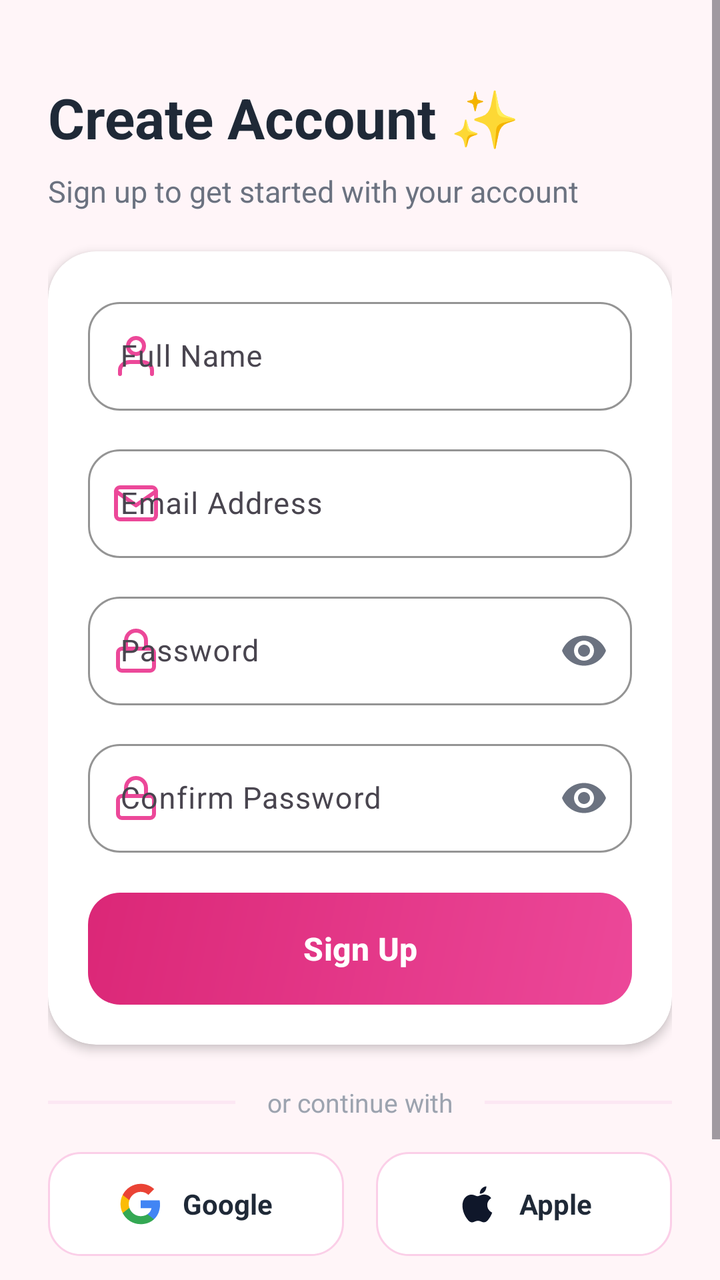
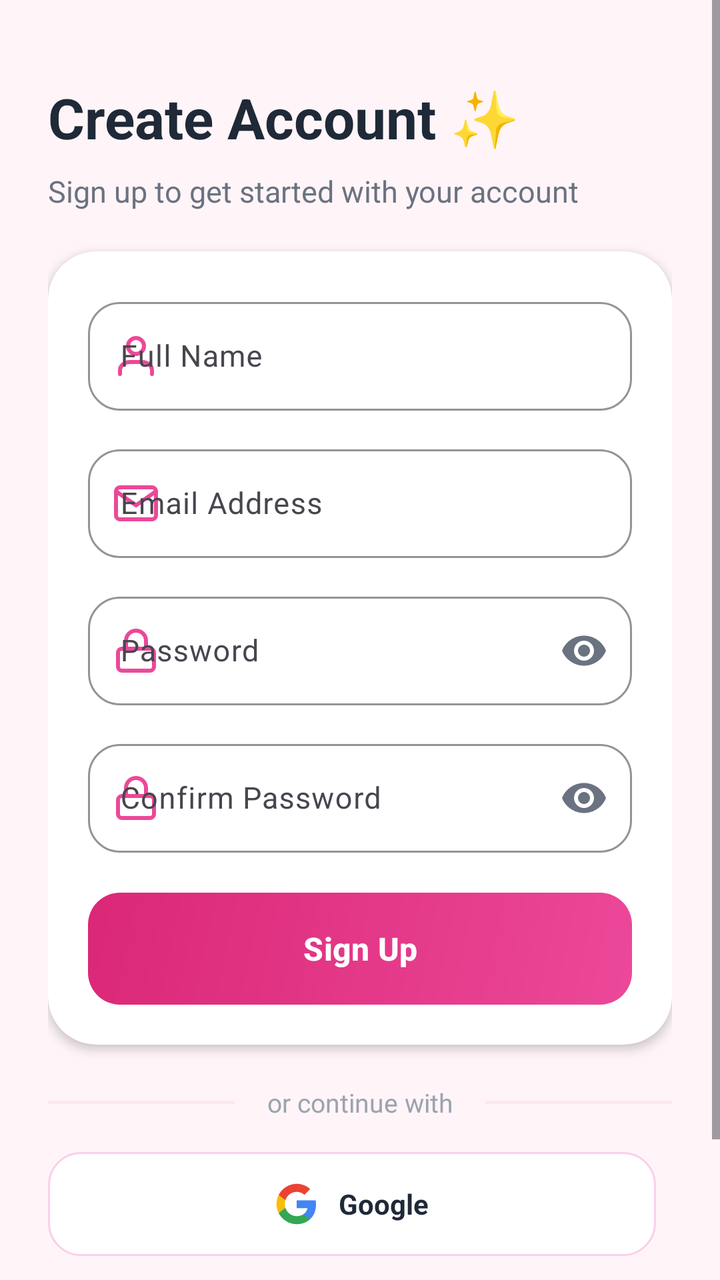

The first picture is an Android layout as it rendered before a commit; the second is the same layout after the commit. The layout source and the unified diff follow.
<!-- AndroidManifest.xml: application theme Theme.DialaApp2 -->
<!-- res/layout/activity_register.xml -->
<?xml version="1.0" encoding="utf-8"?>
<ScrollView xmlns:android="http://schemas.android.com/apk/res/android"
    xmlns:app="http://schemas.android.com/apk/res-auto"
    xmlns:tools="http://schemas.android.com/tools"
    android:id="@+id/main"
    android:layout_width="match_parent"
    android:layout_height="match_parent"
    android:background="@color/bg_light"
    android:fillViewport="true"
    tools:context=".viewPkg.SignUpActivity">

    <androidx.constraintlayout.widget.ConstraintLayout
        android:layout_width="match_parent"
        android:layout_height="wrap_content"
        android:padding="24dp">

        
        <LinearLayout
            android:id="@+id/headerLayout"
            android:layout_width="match_parent"
            android:layout_height="wrap_content"
            android:layout_marginTop="16dp"
            android:orientation="vertical"
            app:layout_constraintEnd_toEndOf="parent"
            app:layout_constraintStart_toStartOf="parent"
            app:layout_constraintTop_toTopOf="parent">

            <TextView
                android:layout_width="wrap_content"
                android:layout_height="wrap_content"
                android:text="@string/create_account"
                android:textColor="@color/text_primary"
                android:textSize="28sp"
                android:textStyle="bold" />

            <TextView
                android:layout_width="wrap_content"
                android:layout_height="wrap_content"
                android:layout_marginTop="8dp"
                android:text="@string/sign_up_subtitle"
                android:textColor="@color/text_secondary"
                android:textSize="15sp" />
        </LinearLayout>

        
        <androidx.cardview.widget.CardView
            android:id="@+id/cardForm"
            android:layout_width="match_parent"
            android:layout_height="wrap_content"
            android:layout_marginTop="20dp"
            app:cardBackgroundColor="@color/card_bg"
            app:cardCornerRadius="24dp"
            app:cardElevation="3dp"
            app:cardMaxElevation="6dp"
            app:layout_constraintEnd_toEndOf="parent"
            app:layout_constraintStart_toStartOf="parent"
            app:layout_constraintTop_toBottomOf="@id/headerLayout">

            <LinearLayout
                android:layout_width="match_parent"
                android:layout_height="wrap_content"
                android:orientation="vertical"
                android:padding="20dp">

                
                <com.google.android.material.textfield.TextInputLayout
                    android:id="@+id/tilFullName"
                    style="@style/Widget.Material3.TextInputLayout.OutlinedBox"
                    android:layout_width="match_parent"
                    android:layout_height="wrap_content"
                    android:hint="@string/hint_full_name"
                    app:boxCornerRadiusBottomEnd="16dp"
                    app:boxCornerRadiusBottomStart="16dp"
                    app:boxCornerRadiusTopEnd="16dp"
                    app:boxCornerRadiusTopStart="16dp"
                    app:boxStrokeColor="@color/primary"
                    app:hintTextColor="@color/primary"
                    app:startIconDrawable="@drawable/ic_person"
                    app:startIconTint="@color/primary">

                    <com.google.android.material.textfield.TextInputEditText
                        android:id="@+id/etFullName"
                        android:layout_width="match_parent"
                        android:layout_height="wrap_content"
                        android:inputType="textPersonName"
                        android:textColor="@color/text_primary"
                        android:textSize="15sp" />
                </com.google.android.material.textfield.TextInputLayout>

                
                <com.google.android.material.textfield.TextInputLayout
                    android:id="@+id/tilEmail"
                    style="@style/Widget.Material3.TextInputLayout.OutlinedBox"
                    android:layout_width="match_parent"
                    android:layout_height="wrap_content"
                    android:layout_marginTop="14dp"
                    android:hint="@string/hint_email"
                    app:boxCornerRadiusBottomEnd="16dp"
                    app:boxCornerRadiusBottomStart="16dp"
                    app:boxCornerRadiusTopEnd="16dp"
                    app:boxCornerRadiusTopStart="16dp"
                    app:boxStrokeColor="@color/primary"
                    app:hintTextColor="@color/primary"
                    app:startIconDrawable="@drawable/ic_email"
                    app:startIconTint="@color/primary">

                    <com.google.android.material.textfield.TextInputEditText
                        android:id="@+id/etEmail"
                        android:layout_width="match_parent"
                        android:layout_height="wrap_content"
                        android:inputType="textEmailAddress"
                        android:textColor="@color/text_primary"
                        android:textSize="15sp" />
                </com.google.android.material.textfield.TextInputLayout>

                
                <com.google.android.material.textfield.TextInputLayout
                    android:id="@+id/tilPassword"
                    style="@style/Widget.Material3.TextInputLayout.OutlinedBox"
                    android:layout_width="match_parent"
                    android:layout_height="wrap_content"
                    android:layout_marginTop="14dp"
                    android:hint="@string/hint_password"
                    app:boxCornerRadiusBottomEnd="16dp"
                    app:boxCornerRadiusBottomStart="16dp"
                    app:boxCornerRadiusTopEnd="16dp"
                    app:boxCornerRadiusTopStart="16dp"
                    app:boxStrokeColor="@color/primary"
                    app:endIconMode="password_toggle"
                    app:endIconTint="@color/text_secondary"
                    app:hintTextColor="@color/primary"
                    app:startIconDrawable="@drawable/ic_lock"
                    app:startIconTint="@color/primary">

                    <com.google.android.material.textfield.TextInputEditText
                        android:id="@+id/etPassword"
                        android:layout_width="match_parent"
                        android:layout_height="wrap_content"
                        android:inputType="textPassword"
                        android:textColor="@color/text_primary"
                        android:textSize="15sp" />
                </com.google.android.material.textfield.TextInputLayout>

                
                <com.google.android.material.textfield.TextInputLayout
                    android:id="@+id/tilConfirmPassword"
                    style="@style/Widget.Material3.TextInputLayout.OutlinedBox"
                    android:layout_width="match_parent"
                    android:layout_height="wrap_content"
                    android:layout_marginTop="14dp"
                    android:hint="@string/hint_confirm_password"
                    app:boxCornerRadiusBottomEnd="16dp"
                    app:boxCornerRadiusBottomStart="16dp"
                    app:boxCornerRadiusTopEnd="16dp"
                    app:boxCornerRadiusTopStart="16dp"
                    app:boxStrokeColor="@color/primary"
                    app:endIconMode="password_toggle"
                    app:endIconTint="@color/text_secondary"
                    app:hintTextColor="@color/primary"
                    app:startIconDrawable="@drawable/ic_lock"
                    app:startIconTint="@color/primary">

                    <com.google.android.material.textfield.TextInputEditText
                        android:id="@+id/etConfirmPassword"
                        android:layout_width="match_parent"
                        android:layout_height="wrap_content"
                        android:inputType="textPassword"
                        android:textColor="@color/text_primary"
                        android:textSize="15sp" />
                </com.google.android.material.textfield.TextInputLayout>

                
                <com.google.android.material.button.MaterialButton
                    android:id="@+id/btnSignUp"
                    android:layout_width="match_parent"
                    android:layout_height="56dp"
                    android:layout_marginTop="20dp"
                    android:background="@drawable/bg_primary_button"
                    android:text="@string/sign_up"
                    android:textAllCaps="false"
                    android:textColor="@color/white"
                    android:textSize="16sp"
                    android:textStyle="bold"
                    app:backgroundTint="@null"
                    app:cornerRadius="16dp" />

            </LinearLayout>
        </androidx.cardview.widget.CardView>

        
        <LinearLayout
            android:id="@+id/dividerLayout"
            android:layout_width="match_parent"
            android:layout_height="wrap_content"
            android:layout_marginTop="20dp"
            android:gravity="center_vertical"
            android:orientation="horizontal"
            app:layout_constraintEnd_toEndOf="parent"
            app:layout_constraintStart_toStartOf="parent"
            app:layout_constraintTop_toBottomOf="@id/cardForm">

            <View
                android:layout_width="0dp"
                android:layout_height="1.5dp"
                android:layout_weight="1"
                android:background="@color/divider_color" />

            <TextView
                android:layout_width="wrap_content"
                android:layout_height="wrap_content"
                android:paddingStart="16dp"
                android:paddingEnd="16dp"
                android:text="@string/or_continue_with"
                android:textColor="@color/text_muted"
                android:textSize="13sp" />

            <View
                android:layout_width="0dp"
                android:layout_height="1.5dp"
                android:layout_weight="1"
                android:background="@color/divider_color" />
        </LinearLayout>

        
        <LinearLayout
            android:id="@+id/socialLayout"
            android:layout_width="match_parent"
            android:layout_height="wrap_content"
            android:layout_marginTop="16dp"
            android:baselineAligned="false"
            android:orientation="horizontal"
            app:layout_constraintEnd_toEndOf="parent"
            app:layout_constraintStart_toStartOf="parent"
            app:layout_constraintTop_toBottomOf="@id/dividerLayout">

            
            <LinearLayout
                android:id="@+id/btnGoogle"
                android:layout_width="0dp"
                android:layout_height="52dp"
                android:layout_marginEnd="8dp"
                android:layout_weight="1"
                android:background="@drawable/bg_social_button"
                android:clickable="true"
                android:focusable="true"
                android:gravity="center"
                android:orientation="horizontal"
                android:paddingStart="12dp"
                android:paddingEnd="12dp">

                <ImageView
                    android:layout_width="22dp"
                    android:layout_height="22dp"
                    android:contentDescription="@string/desc_google_sign_up"
                    android:src="@drawable/ic_google" />

                <TextView
                    android:layout_width="wrap_content"
                    android:layout_height="wrap_content"
                    android:layout_marginStart="10dp"
                    android:text="@string/google"
                    android:textColor="@color/text_primary"
                    android:textSize="14sp"
                    android:textStyle="bold" />
            </LinearLayout>

            
            <LinearLayout
                android:id="@+id/btnApple"
                android:layout_width="0dp"
                android:layout_height="52dp"
                android:layout_marginStart="8dp"
                android:layout_weight="1"
                android:background="@drawable/bg_social_button"
                android:clickable="true"
                android:focusable="true"
                android:gravity="center"
                android:orientation="horizontal"
                android:paddingStart="12dp"
                android:paddingEnd="12dp">

                <ImageView
                    android:layout_width="22dp"
                    android:layout_height="22dp"
                    android:contentDescription="@string/desc_apple_sign_up"
                    android:src="@drawable/ic_apple" />

                <TextView
                    android:layout_width="wrap_content"
                    android:layout_height="wrap_content"
                    android:layout_marginStart="10dp"
                    android:text="@string/apple"
                    android:textColor="@color/text_primary"
                    android:textSize="14sp"
                    android:textStyle="bold" />
            </LinearLayout>

        </LinearLayout>

        
        <LinearLayout
            android:id="@+id/footerLayout"
            android:layout_width="wrap_content"
            android:layout_height="wrap_content"
            android:layout_marginTop="24dp"
            android:layout_marginBottom="16dp"
            android:gravity="center"
            android:orientation="horizontal"
            app:layout_constraintBottom_toBottomOf="parent"
            app:layout_constraintEnd_toEndOf="parent"
            app:layout_constraintStart_toStartOf="parent"
            app:layout_constraintTop_toBottomOf="@id/socialLayout"
            app:layout_constraintVertical_bias="1.0">

            <TextView
                android:layout_width="wrap_content"
                android:layout_height="wrap_content"
                android:text="@string/already_have_account"
                android:textColor="@color/text_secondary"
                android:textSize="14sp" />

            <TextView
                android:id="@+id/tvSignIn"
                android:layout_width="wrap_content"
                android:layout_height="wrap_content"
                android:background="?attr/selectableItemBackgroundBorderless"
                android:clickable="true"
                android:focusable="true"
                android:padding="4dp"
                android:text="@string/sign_in"
                android:textColor="@color/primary"
                android:textSize="14sp"
                android:textStyle="bold" />
        </LinearLayout>

    </androidx.constraintlayout.widget.ConstraintLayout>

</ScrollView>
<!-- resources referenced by this layout -->
<resources>
  <color name="bg_light">#FFF5F8</color>
  <color name="card_bg">#FFFFFF</color>
  <color name="divider_color">#FCE7F3</color>
  <color name="primary">#EC4899</color>
  <color name="text_muted">#9CA3AF</color>
  <color name="text_primary">#1F2937</color>
  <color name="text_secondary">#6B7280</color>
  <color name="white">#FFFFFFFF</color>
  <!-- drawable bg_primary_button (drawable) -->
  <?xml version="1.0" encoding="utf-8"?>
  <ripple xmlns:android="http://schemas.android.com/apk/res/android"
      android:color="#33FFFFFF">
      <item>
          <shape android:shape="rectangle">
              <gradient
                  android:angle="135"
                  android:endColor="@color/primary_dark"
                  android:startColor="@color/primary" />
              <corners android:radius="16dp" />
          </shape>
      </item>
  </ripple>
  <!-- drawable bg_social_button (drawable) -->
  <?xml version="1.0" encoding="utf-8"?>
  <ripple xmlns:android="http://schemas.android.com/apk/res/android"
      android:color="#1A000000">
      <item>
          <shape android:shape="rectangle">
              <solid android:color="@color/card_bg" />
              <stroke
                  android:width="1dp"
                  android:color="@color/social_btn_border" />
              <corners android:radius="16dp" />
          </shape>
      </item>
  </ripple>
  <!-- drawable ic_apple (drawable) -->
  <vector xmlns:android="http://schemas.android.com/apk/res/android"
      android:width="24dp"
      android:height="24dp"
      android:viewportWidth="24"
      android:viewportHeight="24">
      <path
          android:fillColor="#0F172A"
          android:pathData="M18.71,19.5c-0.83,1.24 -1.71,2.45 -3.05,2.47 -1.34,0.03 -1.77,-0.79 -3.29,-0.79 -1.53,0 -2,0.77 -3.27,0.82 -1.31,0.05 -2.3,-1.32 -3.14,-2.53C4.25,17 2.94,12.45 4.7,9.39c0.87,-1.52 2.43,-2.48 4.12,-2.51 1.28,-0.02 2.5,0.87 3.29,0.87 0.78,0 2.26,-1.07 3.81,-0.91 0.65,0.03 2.47,0.26 3.64,1.98 -0.09,0.06 -2.17,1.28 -2.15,3.81 0.03,3.02 2.65,4.03 2.68,4.04 -0.03,0.07 -0.42,1.44 -1.38,2.83M15.97,5.17c0.61,-0.74 1.02,-1.77 0.91,-2.8 -0.88,0.04 -1.95,0.59 -2.58,1.32 -0.56,0.65 -1.05,1.7 -0.92,2.71 0.99,0.08 1.98,-0.49 2.59,-1.23z" />
  </vector>
  <string name="already_have_account">Already have an account? </string>
  <string name="apple">Apple</string>
  <string name="create_account">Create Account ✨</string>
  <string name="desc_apple_sign_up">Apple Sign Up</string>
  <string name="desc_google_sign_up">Google Sign Up</string>
  <string name="google">Google</string>
  <string name="hint_confirm_password">Confirm Password</string>
  <string name="hint_email">Email Address</string>
  <string name="hint_full_name">Full Name</string>
  <string name="hint_password">Password</string>
  <string name="or_continue_with">or continue with</string>
  <string name="sign_in">Sign In</string>
  <string name="sign_up">Sign Up</string>
  <string name="sign_up_subtitle">Sign up to get started with your account</string>
  <style name="Theme.DialaApp2" parent="Base.Theme.DialaApp2" />
  <color name="primary_dark">#DB2777</color>
  <color name="social_btn_border">#FBCFE8</color>
  <style name="Base.Theme.DialaApp2" parent="Theme.Material3.DayNight.NoActionBar">
          
          
      </style>
  <!-- unchanged entries left out for length: 4 -->
</resources>

<!-- the commit's change to res/layout/activity_register.xml (unified diff, before → after) -->
@@ -265,35 +265,6 @@
             </LinearLayout>
 
             
-            <LinearLayout
-                android:id="@+id/btnApple"
-                android:layout_width="0dp"
-                android:layout_height="52dp"
-                android:layout_marginStart="8dp"
-                android:layout_weight="1"
-                android:background="@drawable/bg_social_button"
-                android:clickable="true"
-                android:focusable="true"
-                android:gravity="center"
-                android:orientation="horizontal"
-                android:paddingStart="12dp"
-                android:paddingEnd="12dp">
-
-                <ImageView
-                    android:layout_width="22dp"
-                    android:layout_height="22dp"
-                    android:contentDescription="@string/desc_apple_sign_up"
-                    android:src="@drawable/ic_apple" />
-
-                <TextView
-                    android:layout_width="wrap_content"
-                    android:layout_height="wrap_content"
-                    android:layout_marginStart="10dp"
-                    android:text="@string/apple"
-                    android:textColor="@color/text_primary"
-                    android:textSize="14sp"
-                    android:textStyle="bold" />
-            </LinearLayout>
 
         </LinearLayout>
 
<!-- resource entries referenced after the edit -->
@@ -36,20 +36,8 @@
           </shape>
       </item>
   </ripple>
-  <!-- drawable ic_apple (drawable) -->
-  <vector xmlns:android="http://schemas.android.com/apk/res/android"
-      android:width="24dp"
-      android:height="24dp"
-      android:viewportWidth="24"
-      android:viewportHeight="24">
-      <path
-          android:fillColor="#0F172A"
-          android:pathData="M18.71,19.5c-0.83,1.24 -1.71,2.45 -3.05,2.47 -1.34,0.03 -1.77,-0.79 -3.29,-0.79 -1.53,0 -2,0.77 -3.27,0.82 -1.31,0.05 -2.3,-1.32 -3.14,-2.53C4.25,17 2.94,12.45 4.7,9.39c0.87,-1.52 2.43,-2.48 4.12,-2.51 1.28,-0.02 2.5,0.87 3.29,0.87 0.78,0 2.26,-1.07 3.81,-0.91 0.65,0.03 2.47,0.26 3.64,1.98 -0.09,0.06 -2.17,1.28 -2.15,3.81 0.03,3.02 2.65,4.03 2.68,4.04 -0.03,0.07 -0.42,1.44 -1.38,2.83M15.97,5.17c0.61,-0.74 1.02,-1.77 0.91,-2.8 -0.88,0.04 -1.95,0.59 -2.58,1.32 -0.56,0.65 -1.05,1.7 -0.92,2.71 0.99,0.08 1.98,-0.49 2.59,-1.23z" />
-  </vector>
   <string name="already_have_account">Already have an account? </string>
-  <string name="apple">Apple</string>
   <string name="create_account">Create Account ✨</string>
-  <string name="desc_apple_sign_up">Apple Sign Up</string>
   <string name="desc_google_sign_up">Google Sign Up</string>
   <string name="google">Google</string>
   <string name="hint_confirm_password">Confirm Password</string>
